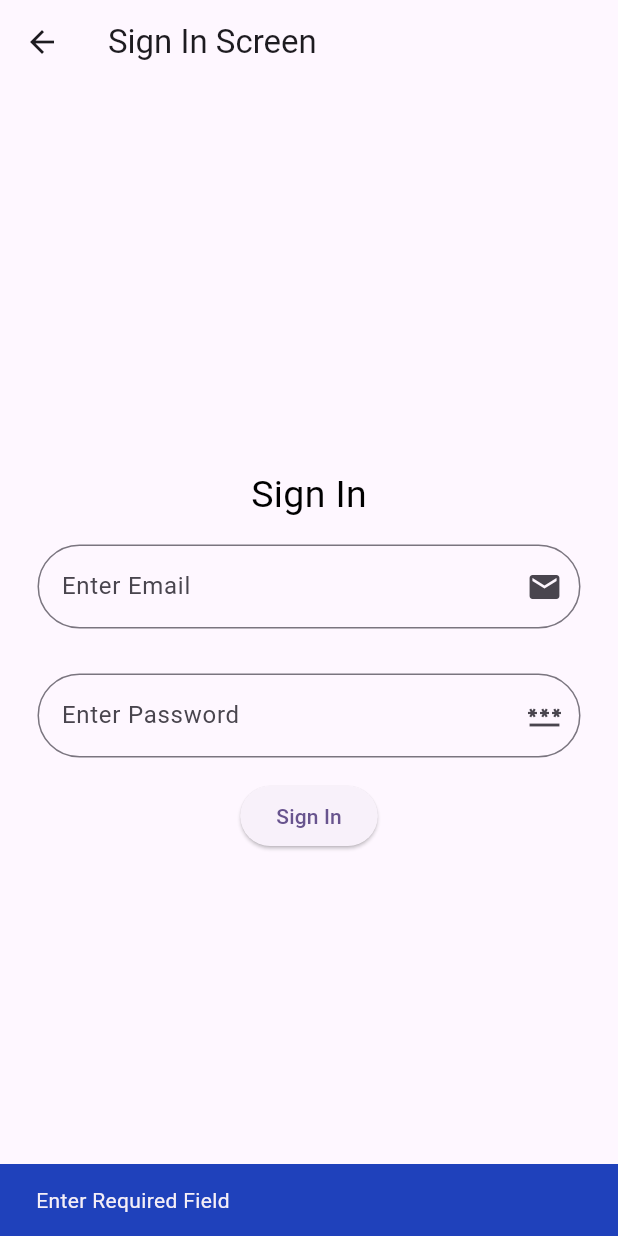
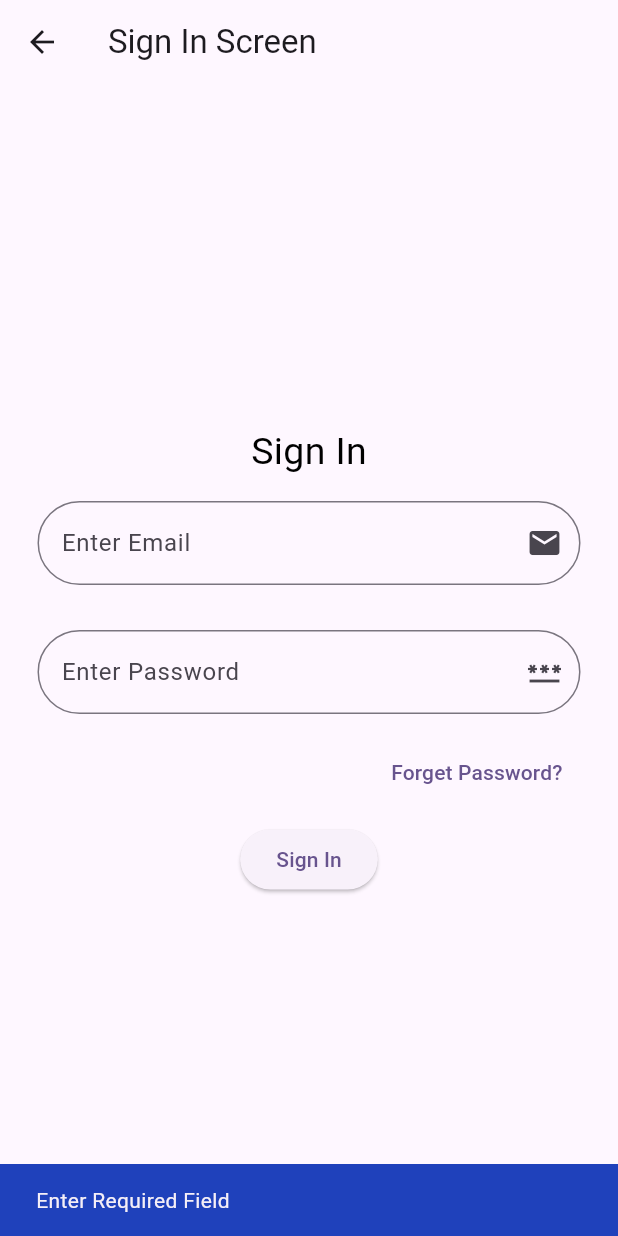
Before and after one commit to gokulIosDev/gokul_firebase_application, a Flutter app: the SignInScreen screen opened directly, after a tap on "Sign In", on a phone screen of 412 x 824 dp. Run offline on Flutter 3.47's test engine with Material 3 defaults, Android fonts, the phone set to English and light mode, and no system bars; our stand-ins replace firebase_auth, firebase_core; accounts and stored records are empty.

Commit message:
SignUp SignIn forGet

```diff
--- a/lib/main.dart
+++ b/lib/main.dart
@@ -1,5 +1,6 @@
 import 'package:flutter/material.dart';
 import 'package:firebase_core/firebase_core.dart';
+import 'package:gokul_firebase_application/repository/screens/signInScreen.dart';
 import 'package:gokul_firebase_application/repository/screens/signUpScreen.dart';
 import 'firebase_options.dart';
 
@@ -23,7 +24,7 @@ class MyApp extends StatelessWidget {
         colorScheme: ColorScheme.fromSeed(seedColor: Colors.deepPurple),
         useMaterial3: true,
       ),
-      home: SignUpScreen()
+      home: SignInScreen()
     );
   }
 }
--- a/lib/repository/screens/signInScreen.dart
+++ b/lib/repository/screens/signInScreen.dart
@@ -1,5 +1,7 @@
 import 'package:firebase_auth/firebase_auth.dart';
 import 'package:flutter/material.dart';
+import 'package:gokul_firebase_application/repository/screens/forget.dart';
+import 'package:gokul_firebase_application/repository/screens/homeScreen.dart';
 import 'package:gokul_firebase_application/repository/widgets/uihelper/uihelper.dart';
 
 class SignInScreen extends StatefulWidget {
@@ -22,7 +24,10 @@ class _SignInScreenState extends State<SignInScreen> {
       body: Column(
         mainAxisAlignment: MainAxisAlignment.center,
         children: [
-          const Text("Sign In", style: TextStyle(color: Colors.black, fontSize: 25),),
+          const Text(
+            "Sign In",
+            style: TextStyle(color: Colors.black, fontSize: 25),
+          ),
           UiHelper.CustomTextFiels(
               controller: emailController,
               text: "Enter Email",
@@ -31,9 +36,32 @@ class _SignInScreenState extends State<SignInScreen> {
               controller: passwordController,
               text: "Enter Password",
               icon: Icons.password),
-          ElevatedButton(onPressed: () {
-            signIn(email: emailController.text.toString(), password: passwordController.text.toString());
-          }, child: const Text("Sign In"))
+          Padding(
+            padding: const EdgeInsets.symmetric(horizontal: 25),
+            child: Row(
+              mainAxisAlignment: MainAxisAlignment.end,
+              children: [
+                TextButton(
+                    onPressed: () {
+                      Navigator.push(
+                          context,
+                          MaterialPageRoute(
+                              builder: (context) => ForgetPassWord()));
+                    },
+                    child: Text("Forget Password?"))
+              ],
+            ),
+          ),
+          SizedBox(
+            height: 10,
+          ),
+          ElevatedButton(
+              onPressed: () {
+                signIn(
+                    email: emailController.text.toString(),
+                    password: passwordController.text.toString());
+              },
+              child: const Text("Sign In"))
         ],
       ),
     );
@@ -49,10 +77,15 @@ class _SignInScreenState extends State<SignInScreen> {
         userCredential = await FirebaseAuth.instance
             .signInWithEmailAndPassword(email: email, password: password)
             .then((value) {
+          Navigator.push(
+              context, MaterialPageRoute(builder: (context) => HomeScreen()));
           return UiHelper.CustomSnackBar(
               text: value.user!.email.toString(), context: context);
         });
-      } on FirebaseAuthException catch (ex) {}
+      } on FirebaseAuthException catch (ex) {
+        return UiHelper.CustomSnackBar(
+            text: ex.code.toString(), context: context);
+      }
     }
   }
 }
```
Also changed, not shown: lib/repository/screens/forget.dart (added, +57 -0 lines), lib/repository/screens/homeScreen.dart (added, +31 -0 lines).
